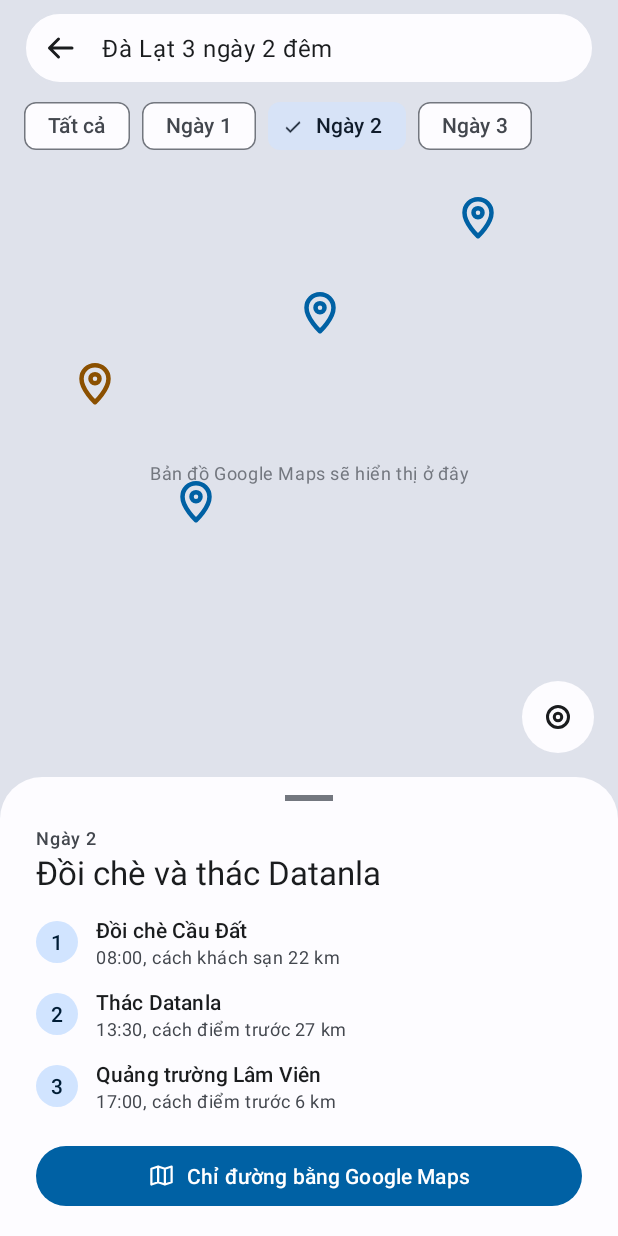
After one commit to SonT23/Android-UMT26-04, an Android app: the fragment BanDoLichTrinhFragment shown on its own in the app's theme, on a phone screen of 412 x 824 dp. The commit adds this screen. Run offline under Robolectric (Android 15) with nearby library versions, the phone set to English and light mode, and no system bars.

Commit message:
[+] Layout A22 Bản đồ lịch trình

```diff
--- /dev/null
+++ b/Source/TourApp/app/src/main/java/vn/edu/umt/tour/ui/khach/khampha/BanDoLichTrinhFragment.kt
@@ -0,0 +1,64 @@
+package vn.edu.umt.tour.ui.khach.khampha
+
+import android.os.Bundle
+import android.view.LayoutInflater
+import android.view.View
+import android.view.ViewGroup
+import android.widget.Button
+import android.widget.ImageView
+import android.widget.TextView
+import android.widget.Toast
+import androidx.fragment.app.Fragment
+import androidx.recyclerview.widget.LinearLayoutManager
+import androidx.recyclerview.widget.RecyclerView
+import com.google.android.material.chip.Chip
+import vn.edu.umt.tour.R
+
+// A22 Bản đồ lịch trình: chọn ngày để xem các điểm dừng.
+// Bản đồ thật và nút chỉ đường (Intent mở Google Maps) làm ở chức năng B8, tuần 9.
+class BanDoLichTrinhFragment : Fragment() {
+
+    private lateinit var ngayTV: TextView
+    private lateinit var tieuDeTV: TextView
+    private lateinit var diemDungRV: RecyclerView
+    private val banDo = taoBanDoMau()
+
+    override fun onCreateView(
+        inflater: LayoutInflater, container: ViewGroup?, savedInstanceState: Bundle?
+    ): View? {
+        return inflater.inflate(R.layout.fragment_a22_ban_do_lich_trinh, container, false)
+    }
+
+    override fun onViewCreated(view: View, savedInstanceState: Bundle?) {
+        super.onViewCreated(view, savedInstanceState)
+
+        ngayTV = view.findViewById(R.id.ngayTV)
+        tieuDeTV = view.findViewById(R.id.tieuDeTV)
+        diemDungRV = view.findViewById(R.id.diemDungRV)
+        diemDungRV.layoutManager = LinearLayoutManager(requireContext())
+
+        view.findViewById<TextView>(R.id.tenTourTV).text = banDo[0].tieuDe
+
+        // Mỗi chip ứng với một phần tử trong danh sách banDo: 0 = Tất cả, 1..3 = Ngày 1..3
+        view.findViewById<Chip>(R.id.tatCaChip).setOnClickListener { hienNgay(0) }
+        view.findViewById<Chip>(R.id.ngay1Chip).setOnClickListener { hienNgay(1) }
+        view.findViewById<Chip>(R.id.ngay2Chip).setOnClickListener { hienNgay(2) }
+        view.findViewById<Chip>(R.id.ngay3Chip).setOnClickListener { hienNgay(3) }
+        hienNgay(2) // mặc định đang chọn Ngày 2 như thiết kế
+
+        view.findViewById<ImageView>(R.id.dinhViIV).setOnClickListener {
+            Toast.makeText(requireContext(), R.string.a22_vi_tri_cua_toi, Toast.LENGTH_SHORT).show()
+        }
+        view.findViewById<Button>(R.id.chiDuongBtn).setOnClickListener {
+            Toast.makeText(requireContext(), R.string.a22_chi_duong, Toast.LENGTH_SHORT).show()
+        }
+    }
+
+    // Đổi khối thông tin phía dưới theo ngày được chọn
+    private fun hienNgay(viTri: Int) {
+        val ngay = banDo[viTri]
+        ngayTV.text = ngay.ten
+        tieuDeTV.text = ngay.tieuDe
+        diemDungRV.adapter = DiemDungAdapter(ngay.diemDung)
+    }
+}
--- /dev/null
+++ b/Source/TourApp/app/src/main/java/vn/edu/umt/tour/ui/khach/khampha/DiemDungAdapter.kt
@@ -0,0 +1,35 @@
+package vn.edu.umt.tour.ui.khach.khampha
+
+import android.view.LayoutInflater
+import android.view.View
+import android.view.ViewGroup
+import android.widget.TextView
+import androidx.recyclerview.widget.RecyclerView
+import vn.edu.umt.tour.R
+
+// Adapter cho danh sách điểm dừng ở A22. Số thứ tự lấy theo vị trí trong danh sách.
+class DiemDungAdapter(private val diemDung: List<DiemDungMau>) :
+    RecyclerView.Adapter<DiemDungAdapter.ViewHolder>() {
+
+    inner class ViewHolder(itemView: View) : RecyclerView.ViewHolder(itemView) {
+        val sttTV = itemView.findViewById<TextView>(R.id.sttTV)
+        val tenTV = itemView.findViewById<TextView>(R.id.tenTV)
+        val moTaTV = itemView.findViewById<TextView>(R.id.moTaTV)
+    }
+
+    override fun onCreateViewHolder(parent: ViewGroup, viewType: Int): ViewHolder {
+        val inflater = LayoutInflater.from(parent.context)
+        val view = inflater.inflate(R.layout.item_a22_diem_dung, parent, false)
+        return ViewHolder(view)
+    }
+
+    override fun getItemCount(): Int {
+        return diemDung.size
+    }
+
+    override fun onBindViewHolder(holder: ViewHolder, position: Int) {
+        holder.sttTV.text = (position + 1).toString()
+        holder.tenTV.text = diemDung[position].ten
+        holder.moTaTV.text = diemDung[position].moTa
+    }
+}
--- a/Source/TourApp/app/src/main/java/vn/edu/umt/tour/ui/khach/khampha/DuLieuMau.kt
+++ b/Source/TourApp/app/src/main/java/vn/edu/umt/tour/ui/khach/khampha/DuLieuMau.kt
@@ -97,3 +97,44 @@ fun taoDaXemMau(): ArrayList<DaXemMau> {
         DaXemMau("Hạ Long du thuyền", "02/11")
     )
 }
+
+// A22: các điểm dừng trên bản đồ, chia theo ngày
+class DiemDungMau(
+    val ten: String,
+    val moTa: String
+)
+
+class NgayBanDoMau(
+    val ten: String,
+    val tieuDe: String,
+    val diemDung: List<DiemDungMau>
+)
+
+// Phần tử 0 là "Tất cả" (gộp mọi điểm dừng), phần tử 1, 2, 3 là ngày 1, 2, 3
+fun taoBanDoMau(): ArrayList<NgayBanDoMau> {
+    val ngay1 = arrayListOf(
+        DiemDungMau("Nhà văn hóa Thanh Niên (điểm tập trung)", "06:00, TP.HCM"),
+        DiemDungMau("Khách sạn Ladalat", "14:00, cách điểm tập trung 300 km"),
+        DiemDungMau("Chợ đêm Đà Lạt", "19:00, cách khách sạn 2 km")
+    )
+    val ngay2 = arrayListOf(
+        DiemDungMau("Đồi chè Cầu Đất", "08:00, cách khách sạn 22 km"),
+        DiemDungMau("Thác Datanla", "13:30, cách điểm trước 27 km"),
+        DiemDungMau("Quảng trường Lâm Viên", "17:00, cách điểm trước 6 km")
+    )
+    val ngay3 = arrayListOf(
+        DiemDungMau("Chợ Đà Lạt", "08:00, cách khách sạn 1 km"),
+        DiemDungMau("Trả phòng khách sạn", "11:00"),
+        DiemDungMau("Về đến TP.HCM", "khoảng 19:00")
+    )
+    val tatCa = ArrayList<DiemDungMau>()
+    tatCa.addAll(ngay1)
+    tatCa.addAll(ngay2)
+    tatCa.addAll(ngay3)
+    return arrayListOf(
+        NgayBanDoMau("Cả hành trình", "Đà Lạt 3 ngày 2 đêm", tatCa),
+        NgayBanDoMau("Ngày 1", "Khởi hành, nhận phòng", ngay1),
+        NgayBanDoMau("Ngày 2", "Đồi chè và thác Datanla", ngay2),
+        NgayBanDoMau("Ngày 3", "Chợ Đà Lạt, trở về", ngay3)
+    )
+}
--- a/Source/TourApp/app/src/main/java/vn/edu/umt/tour/ui/khach/khampha/ManHinhB.kt
+++ b/Source/TourApp/app/src/main/java/vn/edu/umt/tour/ui/khach/khampha/ManHinhB.kt
@@ -12,4 +12,5 @@ val manHinhB: List<ManHinh> = listOf(
     ManHinh("A02", "Bộ lọc") { BoLocFragment() },
     ManHinh("A03", "Chi tiết tour") { ChiTietTourFragment() },
     ManHinh("A21", "Yêu thích và đã xem") { YeuThichFragment() },
+    ManHinh("A22", "Bản đồ lịch trình") { BanDoLichTrinhFragment() },
 )
--- /dev/null
+++ b/Source/TourApp/app/src/main/res/drawable/bg_a22_bang_duoi.xml
@@ -0,0 +1,8 @@
+<?xml version="1.0" encoding="utf-8"?>
+<!-- Khối thông tin sát đáy ở A22: chỉ bo hai góc trên -->
+<shape xmlns:android="http://schemas.android.com/apk/res/android">
+    <solid android:color="?attr/colorSurface" />
+    <corners
+        android:topLeftRadius="28dp"
+        android:topRightRadius="28dp" />
+</shape>
--- /dev/null
+++ b/Source/TourApp/app/src/main/res/drawable/bg_a22_o_trang.xml
@@ -0,0 +1,9 @@
+<?xml version="1.0" encoding="utf-8"?>
+<!-- Thanh tên tour bo tròn nổi trên bản đồ ở A22 -->
+<shape xmlns:android="http://schemas.android.com/apk/res/android">
+    <solid android:color="?attr/colorSurface" />
+    <stroke
+        android:width="1dp"
+        android:color="?attr/colorSurfaceVariant" />
+    <corners android:radius="24dp" />
+</shape>
--- /dev/null
+++ b/Source/TourApp/app/src/main/res/layout/fragment_a22_ban_do_lich_trinh.xml
@@ -0,0 +1,255 @@
+<?xml version="1.0" encoding="utf-8"?>
+<!-- A22 Bản đồ lịch trình. Bản đồ thật (Google Maps, chức năng B8) làm ở tuần 9;
+     giờ dùng nền xám và vài biểu tượng ghim làm hình giữ chỗ. -->
+<androidx.constraintlayout.widget.ConstraintLayout xmlns:android="http://schemas.android.com/apk/res/android"
+    xmlns:app="http://schemas.android.com/apk/res-auto"
+    xmlns:tools="http://schemas.android.com/tools"
+    android:layout_width="match_parent"
+    android:layout_height="match_parent"
+    android:background="?android:attr/colorBackground">
+
+    <!-- Chỗ của bản đồ -->
+    <View
+        android:id="@+id/banDoV"
+        android:layout_width="0dp"
+        android:layout_height="0dp"
+        android:background="?attr/colorSurfaceVariant"
+        app:layout_constraintBottom_toBottomOf="parent"
+        app:layout_constraintEnd_toEndOf="parent"
+        app:layout_constraintStart_toStartOf="parent"
+        app:layout_constraintTop_toTopOf="parent" />
+
+    <TextView
+        android:id="@+id/banDoTV"
+        android:layout_width="wrap_content"
+        android:layout_height="wrap_content"
+        android:text="@string/a22_ban_do_giu_cho"
+        android:textAppearance="?attr/textAppearanceBodySmall"
+        android:textColor="?attr/colorOutline"
+        app:layout_constraintBottom_toBottomOf="parent"
+        app:layout_constraintEnd_toEndOf="parent"
+        app:layout_constraintStart_toStartOf="parent"
+        app:layout_constraintTop_toTopOf="parent"
+        app:layout_constraintVertical_bias="0.38" />
+
+    <ImageView
+        android:id="@+id/tapTrungIV"
+        android:layout_width="36dp"
+        android:layout_height="36dp"
+        android:contentDescription="@string/a22_diem_tap_trung"
+        app:layout_constraintBottom_toBottomOf="parent"
+        app:layout_constraintEnd_toEndOf="parent"
+        app:layout_constraintHorizontal_bias="0.12"
+        app:layout_constraintStart_toStartOf="parent"
+        app:layout_constraintTop_toTopOf="parent"
+        app:layout_constraintVertical_bias="0.30"
+        app:srcCompat="@drawable/ic_place"
+        app:tint="?attr/colorTertiary" />
+
+    <ImageView
+        android:id="@+id/ghim1IV"
+        android:layout_width="36dp"
+        android:layout_height="36dp"
+        android:contentDescription="@string/a22_diem_dung"
+        app:layout_constraintBottom_toBottomOf="parent"
+        app:layout_constraintEnd_toEndOf="parent"
+        app:layout_constraintHorizontal_bias="0.30"
+        app:layout_constraintStart_toStartOf="parent"
+        app:layout_constraintTop_toTopOf="parent"
+        app:layout_constraintVertical_bias="0.40"
+        app:srcCompat="@drawable/ic_place"
+        app:tint="?attr/colorPrimary" />
+
+    <ImageView
+        android:id="@+id/ghim2IV"
+        android:layout_width="36dp"
+        android:layout_height="36dp"
+        android:contentDescription="@string/a22_diem_dung"
+        app:layout_constraintBottom_toBottomOf="parent"
+        app:layout_constraintEnd_toEndOf="parent"
+        app:layout_constraintHorizontal_bias="0.52"
+        app:layout_constraintStart_toStartOf="parent"
+        app:layout_constraintTop_toTopOf="parent"
+        app:layout_constraintVertical_bias="0.24"
+        app:srcCompat="@drawable/ic_place"
+        app:tint="?attr/colorPrimary" />
+
+    <ImageView
+        android:id="@+id/ghim3IV"
+        android:layout_width="36dp"
+        android:layout_height="36dp"
+        android:contentDescription="@string/a22_diem_dung"
+        app:layout_constraintBottom_toBottomOf="parent"
+        app:layout_constraintEnd_toEndOf="parent"
+        app:layout_constraintHorizontal_bias="0.80"
+        app:layout_constraintStart_toStartOf="parent"
+        app:layout_constraintTop_toTopOf="parent"
+        app:layout_constraintVertical_bias="0.16"
+        app:srcCompat="@drawable/ic_place"
+        app:tint="?attr/colorPrimary" />
+
+    <!-- Thanh tên tour nổi trên bản đồ -->
+    <LinearLayout
+        android:id="@+id/thanhTrenLL"
+        android:layout_width="0dp"
+        android:layout_height="48dp"
+        android:layout_marginStart="@dimen/space_m"
+        android:layout_marginTop="@dimen/space_s"
+        android:layout_marginEnd="@dimen/space_m"
+        android:background="@drawable/bg_a22_o_trang"
+        android:gravity="center_vertical"
+        android:orientation="horizontal"
+        android:paddingStart="@dimen/space_xs"
+        android:paddingEnd="@dimen/space_m"
+        app:layout_constraintEnd_toEndOf="parent"
+        app:layout_constraintStart_toStartOf="parent"
+        app:layout_constraintTop_toTopOf="parent">
+
+        <ImageView
+            android:id="@+id/quayLaiIV"
+            android:layout_width="40dp"
+            android:layout_height="40dp"
+            android:background="?attr/selectableItemBackgroundBorderless"
+            android:contentDescription="@string/a03_quay_lai"
+            android:padding="8dp"
+            app:srcCompat="@drawable/ic_arrow_back"
+            app:tint="?attr/colorOnSurface" />
+
+        <TextView
+            android:id="@+id/tenTourTV"
+            android:layout_width="0dp"
+            android:layout_height="wrap_content"
+            android:layout_marginStart="@dimen/space_s"
+            android:layout_weight="1"
+            android:ellipsize="end"
+            android:maxLines="1"
+            android:textAppearance="?attr/textAppearanceBodyLarge"
+            android:textColor="?attr/colorOnSurface"
+            tools:text="Đà Lạt 3 ngày 2 đêm" />
+    </LinearLayout>
+
+    <!-- Chọn ngày để xem các điểm dừng -->
+    <HorizontalScrollView
+        android:id="@+id/chipHSV"
+        android:layout_width="0dp"
+        android:layout_height="wrap_content"
+        android:layout_marginTop="@dimen/space_xs"
+        android:clipToPadding="false"
+        android:paddingStart="@dimen/space_m"
+        android:paddingEnd="@dimen/space_m"
+        android:scrollbars="none"
+        app:layout_constraintEnd_toEndOf="parent"
+        app:layout_constraintStart_toStartOf="parent"
+        app:layout_constraintTop_toBottomOf="@+id/thanhTrenLL">
+
+        <com.google.android.material.chip.ChipGroup
+            android:id="@+id/ngayCG"
+            android:layout_width="wrap_content"
+            android:layout_height="wrap_content"
+            app:selectionRequired="true"
+            app:singleLine="true"
+            app:singleSelection="true">
+
+            <com.google.android.material.chip.Chip
+                android:id="@+id/tatCaChip"
+                style="@style/Widget.Material3.Chip.Filter"
+                android:layout_width="wrap_content"
+                android:layout_height="wrap_content"
+                android:text="@string/a22_tat_ca" />
+
+            <com.google.android.material.chip.Chip
+                android:id="@+id/ngay1Chip"
+                style="@style/Widget.Material3.Chip.Filter"
+                android:layout_width="wrap_content"
+                android:layout_height="wrap_content"
+                android:text="@string/a22_ngay_1" />
+
+            <com.google.android.material.chip.Chip
+                android:id="@+id/ngay2Chip"
+                style="@style/Widget.Material3.Chip.Filter"
+                android:layout_width="wrap_content"
+                android:layout_height="wrap_content"
+                android:checked="true"
+                android:text="@string/a22_ngay_2" />
+
+            <com.google.android.material.chip.Chip
+                android:id="@+id/ngay3Chip"
+                style="@style/Widget.Material3.Chip.Filter"
+                android:layout_width="wrap_content"
+                android:layout_height="wrap_content"
+                android:text="@string/a22_ngay_3" />
+
+        </com.google.android.material.chip.ChipGroup>
+    </HorizontalScrollView>
+
+    <ImageView
+        android:id="@+id/dinhViIV"
+        android:layout_width="48dp"
+        android:layout_height="48dp"
+        android:layout_marginEnd="@dimen/space_m"
+        android:layout_marginBottom="@dimen/space_m"
+        android:background="@drawable/bg_tron_trang"
+        android:contentDescription="@string/a22_vi_tri_cua_toi"
+        android:padding="12dp"
+        app:layout_constraintBottom_toTopOf="@+id/bangDuoiLL"
+        app:layout_constraintEnd_toEndOf="parent"
+        app:srcCompat="@drawable/ic_my_location"
+        app:tint="?attr/colorOnSurface" />
+
+    <!-- Khối thông tin sát đáy: ngày đang chọn, các điểm dừng, nút chỉ đường -->
+    <LinearLayout
+        android:id="@+id/bangDuoiLL"
+        android:layout_width="0dp"
+        android:layout_height="wrap_content"
+        android:background="@drawable/bg_a22_bang_duoi"
+        android:orientation="vertical"
+        android:paddingStart="@dimen/space_l"
+        android:paddingTop="12dp"
+        android:paddingEnd="@dimen/space_l"
+        android:paddingBottom="@dimen/space_m"
+        app:layout_constraintBottom_toBottomOf="parent"
+        app:layout_constraintEnd_toEndOf="parent"
+        app:layout_constraintStart_toStartOf="parent">
+
+        <View
+            android:layout_width="32dp"
+            android:layout_height="4dp"
+            android:layout_gravity="center_horizontal"
+            android:background="?attr/colorOutline" />
+
+        <TextView
+            android:id="@+id/ngayTV"
+            android:layout_width="wrap_content"
+            android:layout_height="wrap_content"
+            android:layout_marginTop="@dimen/space_m"
+            android:textAppearance="?attr/textAppearanceLabelMedium"
+            android:textColor="?attr/colorOnSurfaceVariant"
+            tools:text="Ngày 2" />
+
+        <TextView
+            android:id="@+id/tieuDeTV"
+            android:layout_width="match_parent"
+            android:layout_height="wrap_content"
+            android:textAppearance="?attr/textAppearanceTitleLarge"
+            android:textColor="?attr/colorOnSurface"
+            tools:text="Đồi chè và thác Datanla" />
+
+        <androidx.recyclerview.widget.RecyclerView
+            android:id="@+id/diemDungRV"
+            android:layout_width="match_parent"
+            android:layout_height="wrap_content"
+            android:layout_marginTop="@dimen/space_s"
+            tools:itemCount="3"
+            tools:listitem="@layout/item_a22_diem_dung" />
+
+        <Button
+            android:id="@+id/chiDuongBtn"
+            android:layout_width="match_parent"
+            android:layout_height="@dimen/button_height"
+            android:layout_marginTop="12dp"
+            android:text="@string/a22_chi_duong"
+            app:icon="@drawable/ic_map"
+            app:iconGravity="textStart" />
+    </LinearLayout>
+
+</androidx.constraintlayout.widget.ConstraintLayout>
--- /dev/null
+++ b/Source/TourApp/app/src/main/res/layout/item_a22_diem_dung.xml
@@ -0,0 +1,45 @@
+<?xml version="1.0" encoding="utf-8"?>
+<!-- Một điểm dừng ở A22: số thứ tự trong vòng tròn, tên, giờ và khoảng cách -->
+<LinearLayout xmlns:android="http://schemas.android.com/apk/res/android"
+    xmlns:tools="http://schemas.android.com/tools"
+    android:layout_width="match_parent"
+    android:layout_height="wrap_content"
+    android:gravity="center_vertical"
+    android:orientation="horizontal"
+    android:paddingTop="6dp"
+    android:paddingBottom="6dp">
+
+    <TextView
+        android:id="@+id/sttTV"
+        android:layout_width="28dp"
+        android:layout_height="28dp"
+        android:background="@drawable/bg_tron_nhat"
+        android:gravity="center"
+        android:textAppearance="?attr/textAppearanceLabelLarge"
+        android:textColor="?attr/colorOnPrimaryContainer"
+        tools:text="1" />
+
+    <LinearLayout
+        android:layout_width="0dp"
+        android:layout_height="wrap_content"
+        android:layout_marginStart="12dp"
+        android:layout_weight="1"
+        android:orientation="vertical">
+
+        <TextView
+            android:id="@+id/tenTV"
+            android:layout_width="match_parent"
+            android:layout_height="wrap_content"
+            android:textAppearance="?attr/textAppearanceTitleSmall"
+            android:textColor="?attr/colorOnSurface"
+            tools:text="Đồi chè Cầu Đất" />
+
+        <TextView
+            android:id="@+id/moTaTV"
+            android:layout_width="match_parent"
+            android:layout_height="wrap_content"
+            android:textAppearance="?attr/textAppearanceBodySmall"
+            android:textColor="?attr/colorOnSurfaceVariant"
+            tools:text="08:00, cách khách sạn 22 km" />
+    </LinearLayout>
+</LinearLayout>
--- a/Source/TourApp/app/src/main/res/values/strings_khampha.xml
+++ b/Source/TourApp/app/src/main/res/values/strings_khampha.xml
@@ -69,4 +69,15 @@
     <string name="a21_da_xem_gan_day">ĐÃ XEM GẦN ĐÂY</string>
     <string name="a21_xoa_lich_su">Xóa lịch sử</string>
     <string name="a21_chua_xem">Chưa xem tour nào.</string>
+
+    <!-- A22 Bản đồ lịch trình -->
+    <string name="a22_ban_do_giu_cho">Bản đồ Google Maps sẽ hiển thị ở đây</string>
+    <string name="a22_diem_dung">Điểm dừng</string>
+    <string name="a22_diem_tap_trung">Điểm tập trung</string>
+    <string name="a22_tat_ca">Tất cả</string>
+    <string name="a22_ngay_1">Ngày 1</string>
+    <string name="a22_ngay_2">Ngày 2</string>
+    <string name="a22_ngay_3">Ngày 3</string>
+    <string name="a22_vi_tri_cua_toi">Vị trí của tôi</string>
+    <string name="a22_chi_duong">Chỉ đường bằng Google Maps</string>
 </resources>
```
Also changed, not shown: 1 other file.
